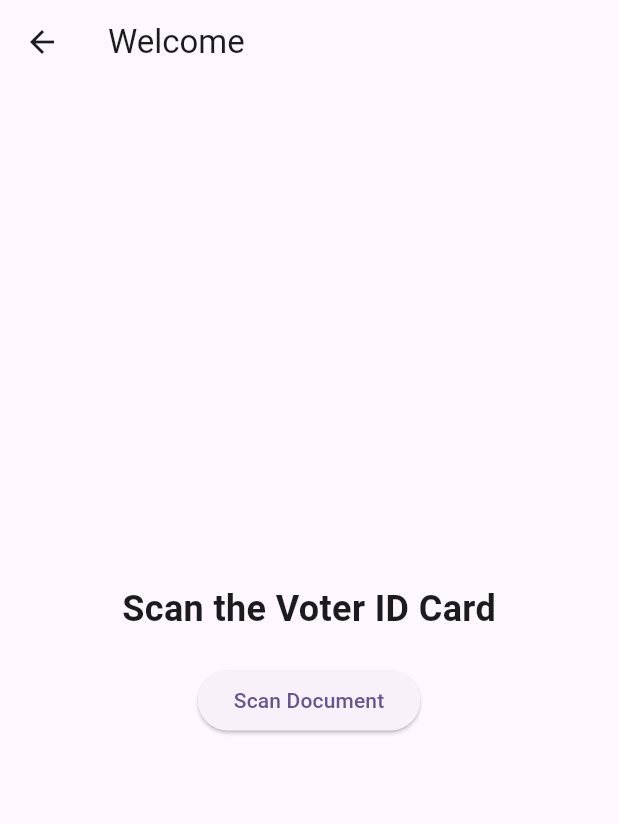
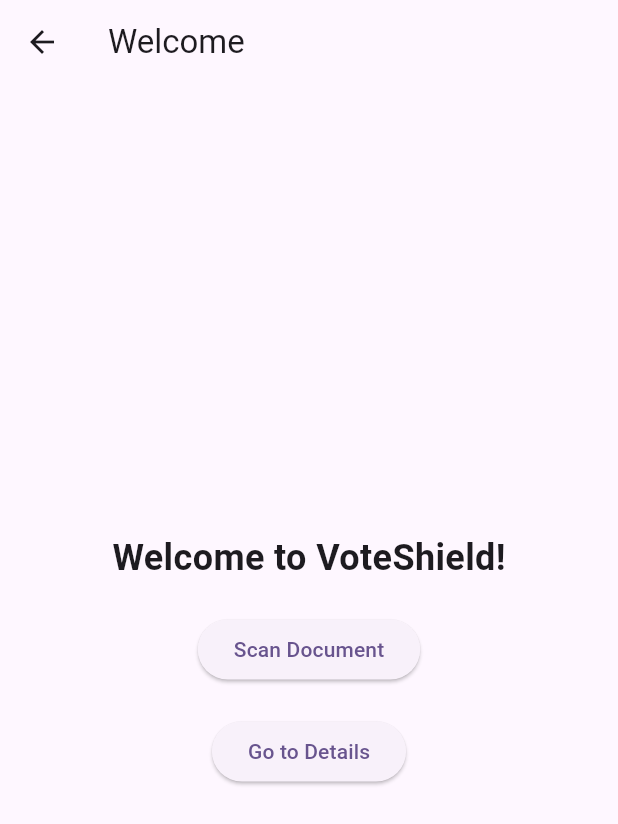
Before and after one commit to VHITMAN2025/Solution_Challenge, a Flutter app: the WelcomePage screen opened directly, on a phone screen of 412 x 824 dp. Shown: the top 824 px of the screen. Run offline on Flutter 3.47's test engine with Material 3 defaults, Android fonts, the phone set to English and light mode, and no system bars; our stand-ins replace cloud_firestore, firebase_core; missing offline and left inert: flutter_document_scanner; accounts and stored records are empty.

Commit message:
Update welcome_page.dart

```diff
--- a/lib/welcome_page.dart
+++ b/lib/welcome_page.dart
@@ -1,24 +1,9 @@
 import 'package:flutter/material.dart';
 import 'document_scanner_page.dart';
+import 'details.dart';
 
-class WelcomePage extends StatefulWidget {
-  const WelcomePage({Key? key}) : super(key: key);
-
-  @override
-  _WelcomePageState createState() => _WelcomePageState();
-}
-
-class _WelcomePageState extends State<WelcomePage> {
-  File? _imagefile;
-
-  Future<void> pickImage() async {
-    final pickedFile = await ImagePicker().pickImage(source: ImageSource.camera);
-    if (pickedFile != null) {
-      setState(() {
-        _imagefile = File(pickedFile.path);
-      });
-    }
-  }
+class WelcomePage extends StatelessWidget {
+  const WelcomePage({super.key});
 
   @override
   Widget build(BuildContext context) {
@@ -29,28 +14,32 @@
           mainAxisAlignment: MainAxisAlignment.center,
           children: [
             const Text(
-              'Scan the Voter ID Card',
+              'Welcome to VoteShield!',
               style: TextStyle(fontSize: 24, fontWeight: FontWeight.bold),
             ),
             const SizedBox(height: 20),
             ElevatedButton(
-              onPressed: () async {
-                final result = await Navigator.push(
+              onPressed: () {
+                Navigator.push(
                   context,
                   MaterialPageRoute(
                     builder: (context) => const DocumentScannerPage(),
                   ),
                 );
-
-                if (result != null && result is String) {
-                  setState(() {
-                    _imagefile = File(result);
-                  });
-                  debugPrint('Received file path: ${_imagefile!.path}');
-                  // TODO: Handle the scanned document file
-                }
               },
               child: const Text('Scan Document'),
+            ),
+            const SizedBox(height: 20),
+            ElevatedButton(
+              onPressed: () {
+                Navigator.push(
+                  context,
+                  MaterialPageRoute(
+                    builder: (context) => ProfilePage(),
+                  ),
+                );
+              },
+              child: const Text('Go to Details'),
             ),
           ],
         ),
```
